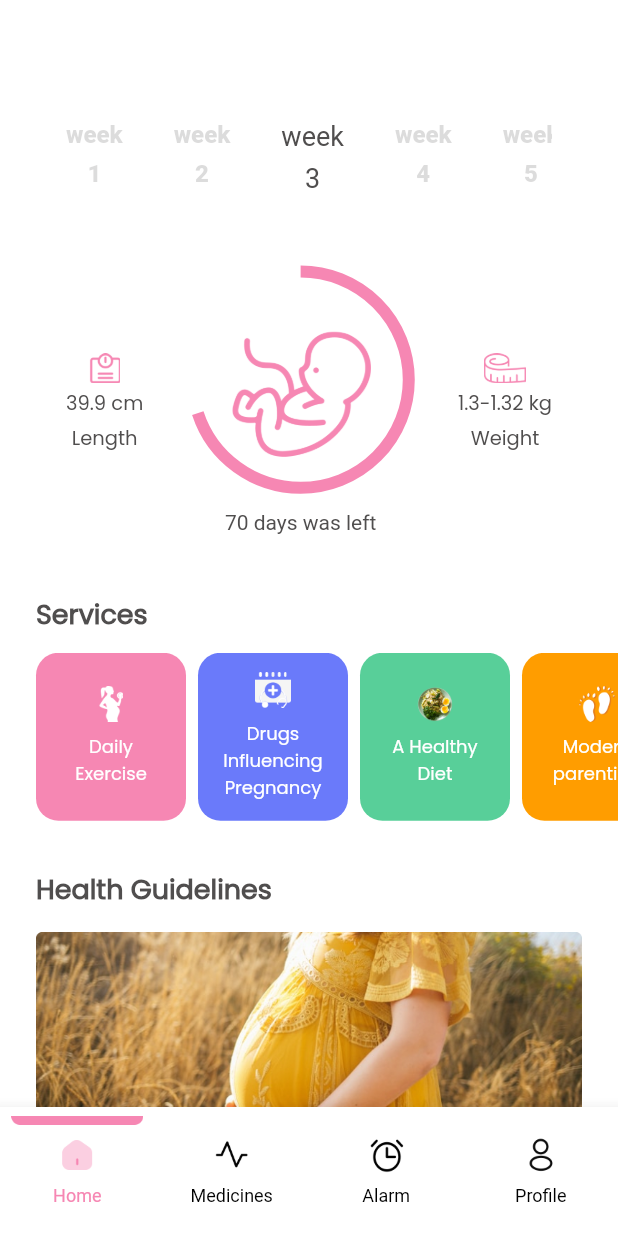
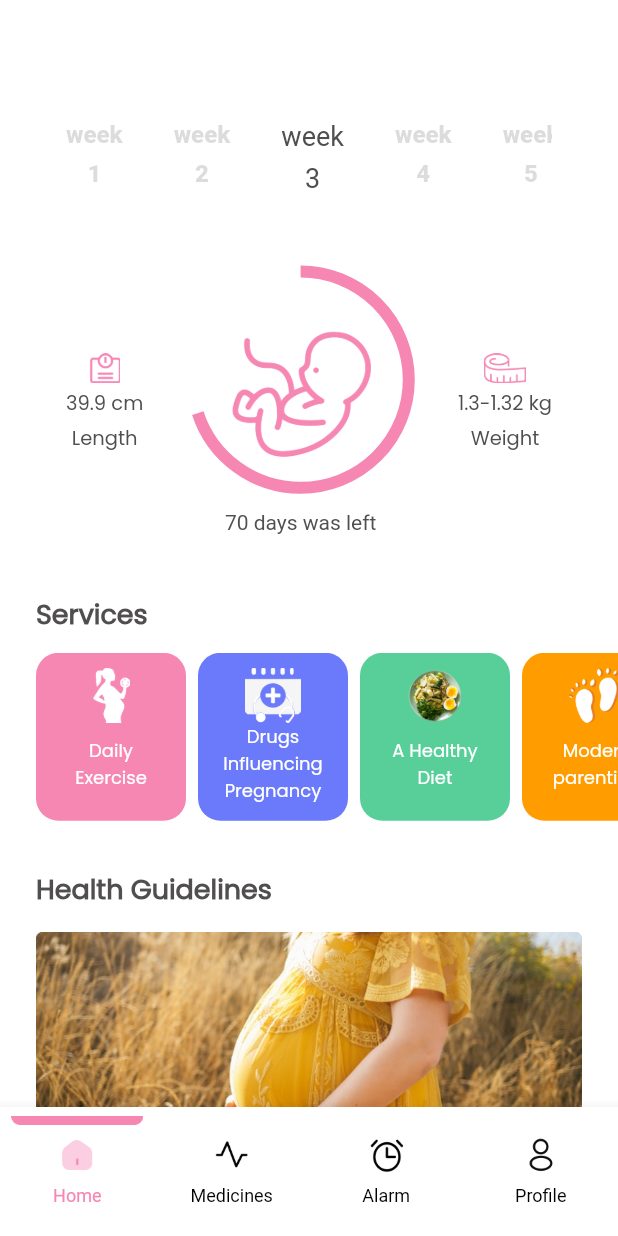
Before and after one commit to ahmedbakr9/baraeim, a Flutter app: the screen it shows after launch, on a phone screen of 412 x 824 dp. Run offline on Flutter 3.47's test engine with Material 2 defaults, Android fonts, the phone set to English and light mode, and no system bars; our stand-ins replace get; missing offline and left inert: calendar_agenda.

Commit message:
finish the second 3 page

```diff
--- a/lib/home_page/presentation/pages/home_screen.dart
+++ b/lib/home_page/presentation/pages/home_screen.dart
@@ -77,7 +77,7 @@ class _HomeScreenState extends State<HomeScreen> {
                         scrollDirection: Axis.horizontal,
                         itemBuilder: (context, index) {
                           return Container(
-                            padding: const EdgeInsets.symmetric(horizontal: 12),
+                            padding: const EdgeInsets.symmetric(horizontal: 12,vertical: 10),
                             height: 100,
                             width: 100,
                             decoration: BoxDecoration(
@@ -86,23 +86,30 @@ class _HomeScreenState extends State<HomeScreen> {
                             ),
                             child: Column(
                               mainAxisSize: MainAxisSize.max,
-                              mainAxisAlignment: MainAxisAlignment.center,
+                              mainAxisAlignment: MainAxisAlignment.spaceAround,
                               crossAxisAlignment: CrossAxisAlignment.center,
                               children: [
-                                Image.asset(
+                                Expanded(flex:2,
+                                  child: Image.asset(
                                     ServiceModel.service[index].image,
-                                  height: 24,
+                                    // height: 24,
+                                    fit: BoxFit.fill,
                                   ),
-                                const SizedBox(
-                                  height: 8,
                                 ),
-                                Text(
+                                // const SizedBox(
+                                //   height: 8,
+                                // ),
+                                Expanded(flex:3,
+                                  child: Center(
+                                    child: Text(
                                       ServiceModel.service[index].text,
                                       textAlign: TextAlign.center,
                                       style: const TextStyle(
                                         color: ColorsApp.white,
                                         fontSize: 12,
                                         fontFamily: 'Poppins',
+                                      ),
+                                    ),
                                   ),
                                 ),
                               ],
```
Lines whose indentation alone changed are shown as unchanged.
